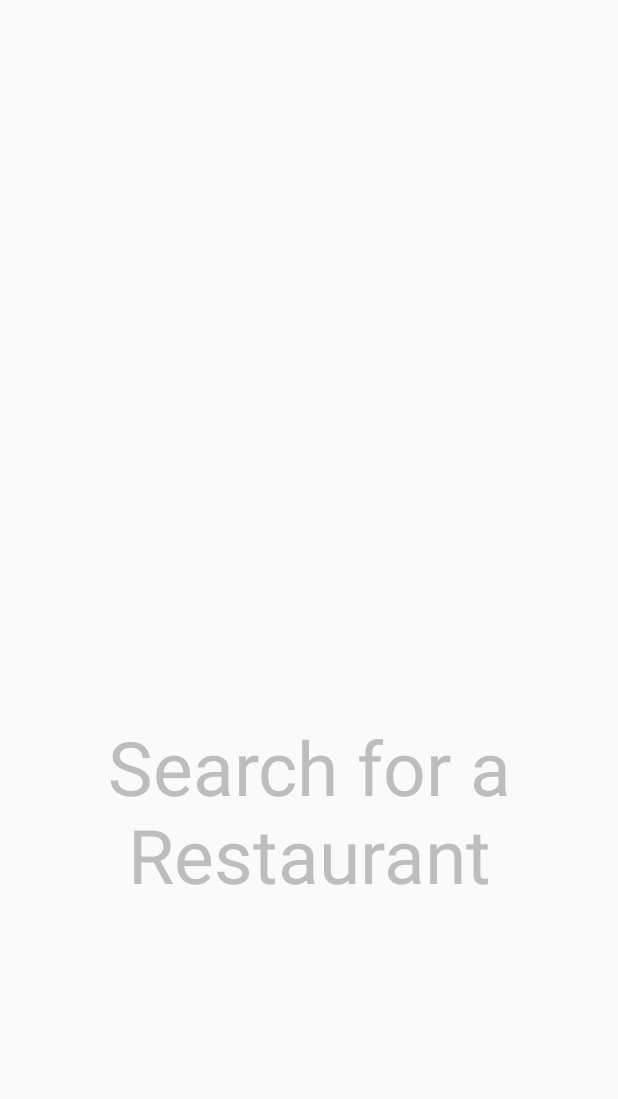
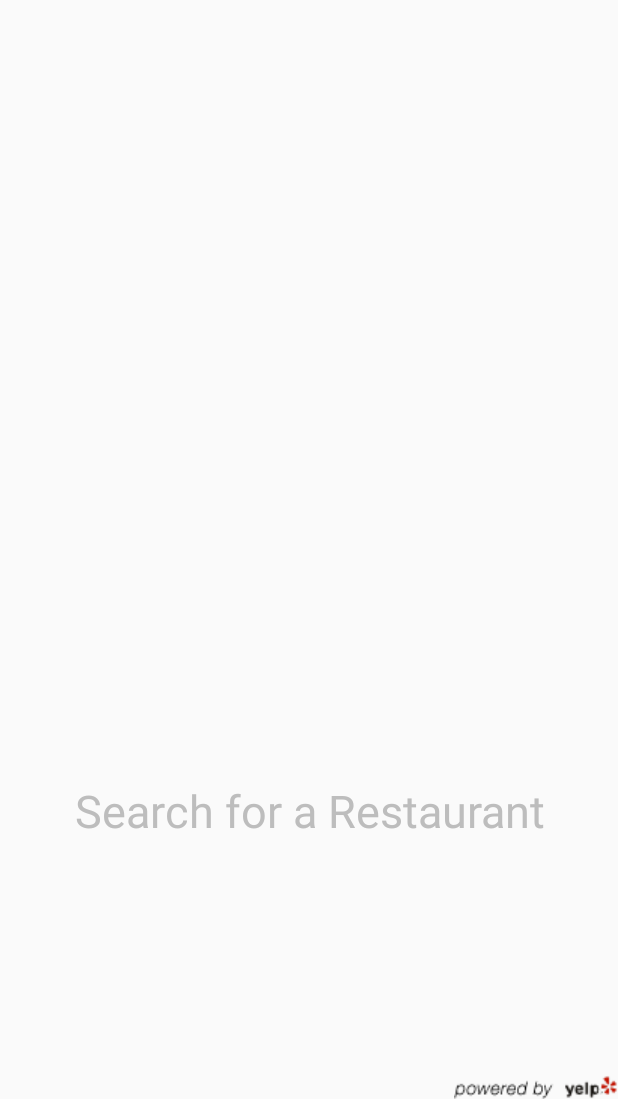
Before and after one commit to Peter-Wilson/FoodMe, an Android app: the screen it shows after launch (MainActivity), on a phone screen of 412 x 824 dp, the part 137-1236 px from its top. Run offline under Robolectric (Android 15) with nearby library versions, the phone set to English and light mode, and no system bars; libraries missing offline, so code that uses them is left out: com.yelp.clientlib; 1 statement that could not run was skipped.

Commit message:
added some tweaks

```diff
--- a/app/src/main/java/brockbadgers/foodme/Activities/MainActivity.java
+++ b/app/src/main/java/brockbadgers/foodme/Activities/MainActivity.java
@@ -46,7 +46,6 @@ import retrofit2.Callback;
 
 public class MainActivity extends ActionBarActivity implements OnMapReadyCallback, RestaurantListFragment.OnFragmentInteractionListener {
 
-    //TODO: add powered by yelp
     private GoogleMap mMap;
     private final int MY_PERMISSIONS_LOCATION = 0;
     //default location to 155 wellington if location permissions are not granted
@@ -59,7 +58,6 @@ public class MainActivity extends ActionBarActivity implements OnMapReadyCallbac
 
     @Override
     protected void onCreate(Bundle savedInstanceState) {
-        //TODO: store the restaurants for screen flips
         super.onCreate(savedInstanceState);
         setContentView(R.layout.activity_main);
 
@@ -106,6 +104,7 @@ public class MainActivity extends ActionBarActivity implements OnMapReadyCallbac
 
         final SearchView search = (SearchView) searchView.findViewById(R.id.searchBar);
 
+        //TODO:add a loading screen when searching
         //implement the search functionality in the action bar
         search.setOnQueryTextListener(new SearchView.OnQueryTextListener() {
             @Override
--- a/app/src/main/java/brockbadgers/foodme/fragments/RestaurantListFragment.java
+++ b/app/src/main/java/brockbadgers/foodme/fragments/RestaurantListFragment.java
@@ -86,14 +86,6 @@ public class RestaurantListFragment extends Fragment {
         });
         return v;
     }
-
-    // TODO: Rename method, update argument and hook method into UI event
-    public void onButtonPressed(Uri uri) {
-        if (mListener != null) {
-            mListener.onFragmentInteraction(uri);
-        }
-    }
-
     @Override
     public void onAttach(Context context) {
         super.onAttach(context);
@@ -115,6 +107,7 @@ public class RestaurantListFragment extends Fragment {
     {
         //Load the search list
         if(restaurants.isEmpty() || (restaurants.size() == 1 && restaurants.get(0).id().equals(""))) {
+            notFound.setText("No Results Found");
             notFound.setVisibility(View.VISIBLE);
             results.setVisibility(View.GONE);
         }
--- a/app/src/main/res/layout/activity_restauraunt_info.xml
+++ b/app/src/main/res/layout/activity_restauraunt_info.xml
@@ -80,10 +80,6 @@
                 <TextView android:layout_height="wrap_content"
                     android:layout_width="wrap_content" android:id="@+id/review"
                     android:layout_gravity="center" />
-                <View
-                    android:layout_width="fill_parent"
-                    android:layout_height="0.5dip"
-                    android:background="#000000" />
             </LinearLayout>
             <fragment xmlns:android="http://schemas.android.com/apk/res/android"
                 xmlns:map="http://schemas.android.com/apk/res-auto"
--- a/app/src/main/res/layout/fragment_restaurant_list.xml
+++ b/app/src/main/res/layout/fragment_restaurant_list.xml
@@ -66,7 +66,8 @@
             android:paddingBottom="5dp"
             android:overScrollMode="ifContentScrolls"
             android:layout_height="match_parent"
-            android:minHeight="300dp"/>
+            android:minHeight="300dp"
+            android:layout_marginBottom="10dp"/>
     </LinearLayout>
 
     <TextView
@@ -75,11 +76,15 @@
         android:id="@+id/no_items_matched"
         android:layout_gravity="center_horizontal"
         android:gravity="center"
-        android:textSize="50dp"
+        android:textSize="30dp"
         android:padding="20dp"
         android:textColor="#BDBDBD"
         android:text="Search for a Restaurant">
 
     </TextView>
+    <ImageView android:layout_width="wrap_content"
+        android:layout_height="wrap_content"
+        android:background="@drawable/yelp_logo"
+        android:layout_gravity="bottom|right"></ImageView>
 
 </FrameLayout>
```
Also changed, not shown: app/src/main/java/brockbadgers/foodme/Activities/RestaurantInfoActivity.java (+11 -0 lines).
